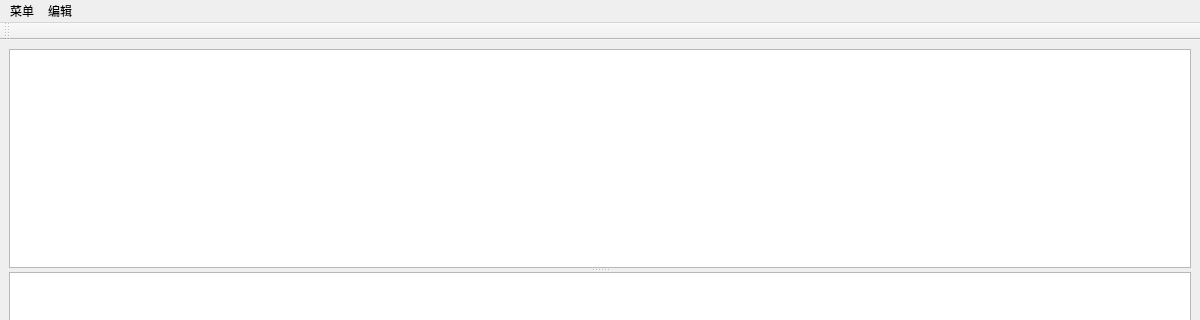
Qt form PageUI/mainPage.ui (lxambulance/CoLoRagent) before a commit; both pictures show x 0 to 1200 and y 0 to 320 of the 1200 by 800 pixel window.
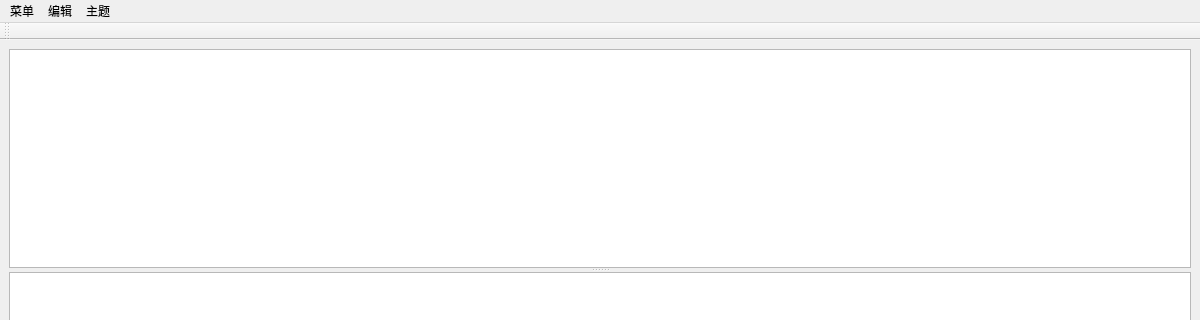
The same form after that commit. Icons and pictures are not drawn. Custom widgets are drawn as their Qt base class.

Commit message: feat(MainWindow): 添加主题选择

The edit to the form file:
```diff
--- a/PageUI/mainPage.ui
+++ b/PageUI/mainPage.ui
@@ -147,8 +147,18 @@
     <addaction name="action_del"/>
     <addaction name="action_openDir"/>
    </widget>
+   <widget class="QMenu" name="menu_3">
+    <property name="title">
+     <string>主题</string>
+    </property>
+    <addaction name="actionWindows"/>
+    <addaction name="actionwindowsvista"/>
+    <addaction name="actionFusion"/>
+    <addaction name="actionQdarkstyle"/>
+   </widget>
    <addaction name="menu"/>
    <addaction name="menu_2"/>
+   <addaction name="menu_3"/>
   </widget>
   <widget class="QStatusBar" name="statusbar"/>
   <widget class="QToolBar" name="toolBar">
```
Left out of the diff: 20 changed lines with no effect on the pictures. The commit also changes 8 other files.
